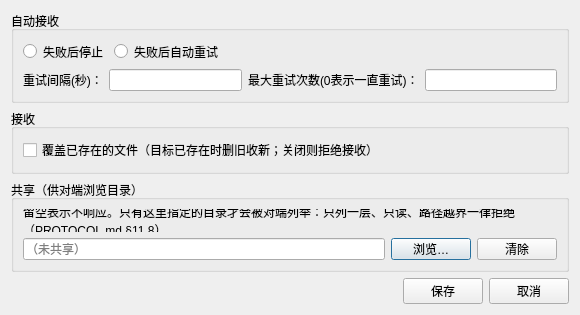
Old version of the form app/ui/Setting.ui in the repository taynpg/relayer.
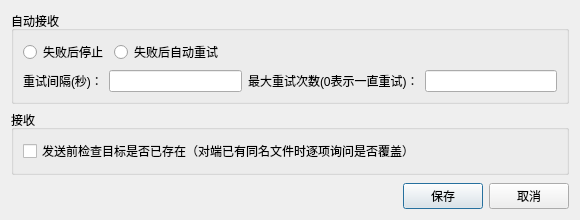
New version of the form.

Commit message: feat!: 取消共享根（全路径访问）+ 发送前覆盖提示（替代接收端开关）

```diff
--- a/app/ui/Setting.ui
+++ b/app/ui/Setting.ui
@@ -87,60 +87,13 @@
       <item>
        <widget class="QCheckBox" name="ckOverwrite">
         <property name="text">
-         <string>覆盖已存在的文件（目标已存在时删旧收新；关闭则拒绝接收）</string>
+         <string>发送前检查目标是否已存在（对端已有同名文件时逐项询问是否覆盖）</string>
         </property>
        </widget>
       </item>
      </layout>
     </widget>
    </item>
-   <item>
-    <widget class="QGroupBox" name="gbShare">
-     <property name="title">
-      <string>共享（供对端浏览目录）</string>
-     </property>
-     <layout class="QVBoxLayout" name="verticalLayout_4">
-      <item>
-       <widget class="QLabel" name="lblShareHint">
-        <property name="text">
-         <string>留空表示不响应。只有这里指定的目录才会被对端列举：只列一层、只读、路径越界一律拒绝（PROTOCOL.md §11.8）。</string>
-        </property>
-        <property name="wordWrap">
-         <bool>true</bool>
-        </property>
-       </widget>
-      </item>
-      <item>
-       <layout class="QHBoxLayout" name="horizontalLayout_4">
-        <item>
-         <widget class="QLineEdit" name="edShareRoot">
-          <property name="readOnly">
-           <bool>true</bool>
-          </property>
-          <property name="placeholderText">
-           <string>（未共享）</string>
-          </property>
-         </widget>
-        </item>
-        <item>
-         <widget class="QPushButton" name="btnShareBrowse">
-          <property name="text">
-           <string>浏览…</string>
-          </property>
-         </widget>
-        </item>
-        <item>
-         <widget class="QPushButton" name="btnShareClear">
-          <property name="text">
-           <string>清除</string>
-          </property>
-         </widget>
-        </item>
-       </layout>
-      </item>
-     </layout>
-    </widget>
-   </item>
    <item>
     <spacer name="verticalSpacer">
      <property name="orientation">
```
Left out of the diff: 2 changed lines with no effect on the pictures. The commit also changes 37 other files.
